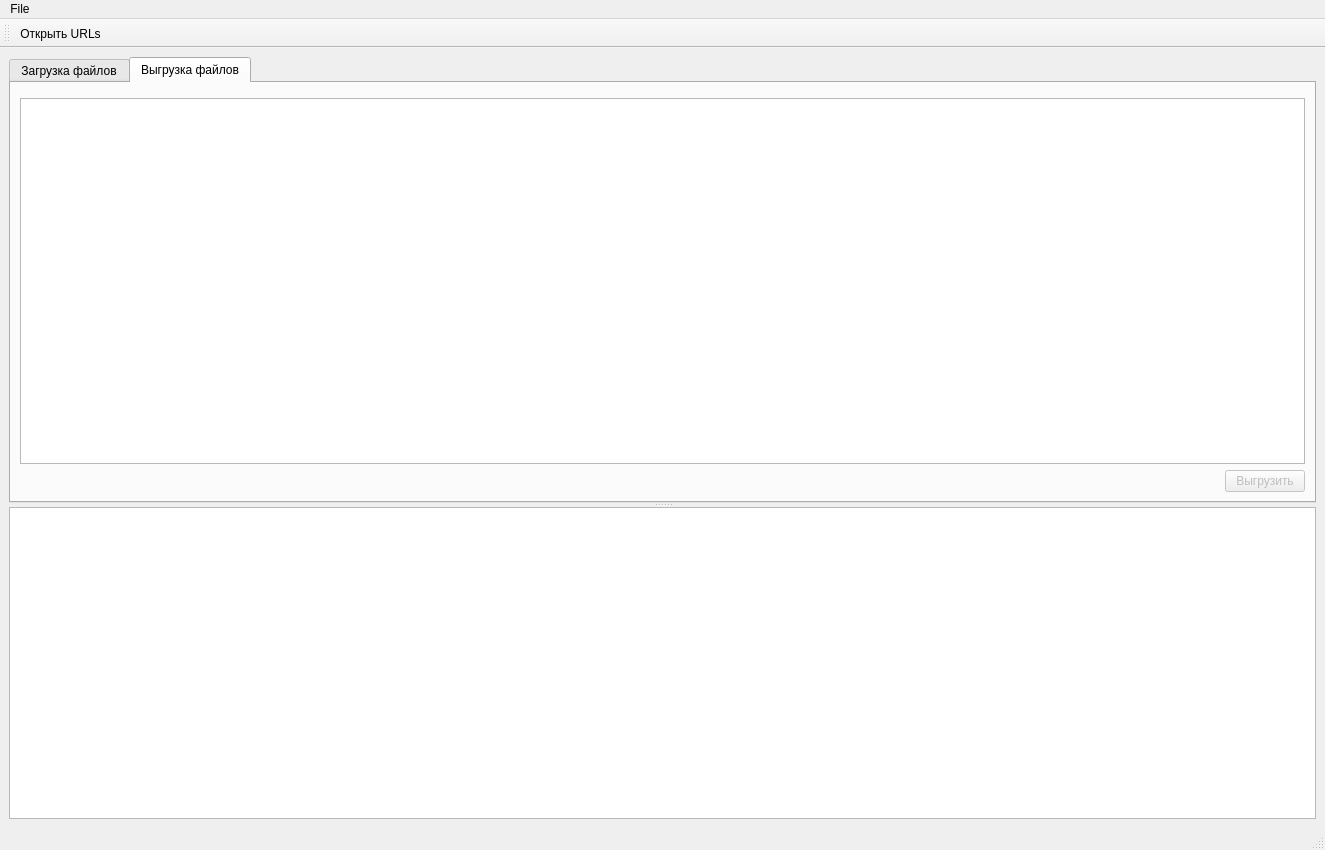
This is mainwindow.ui in knvmbox/file-uploader as Qt 5 draws it before an edit. The edited form follows.
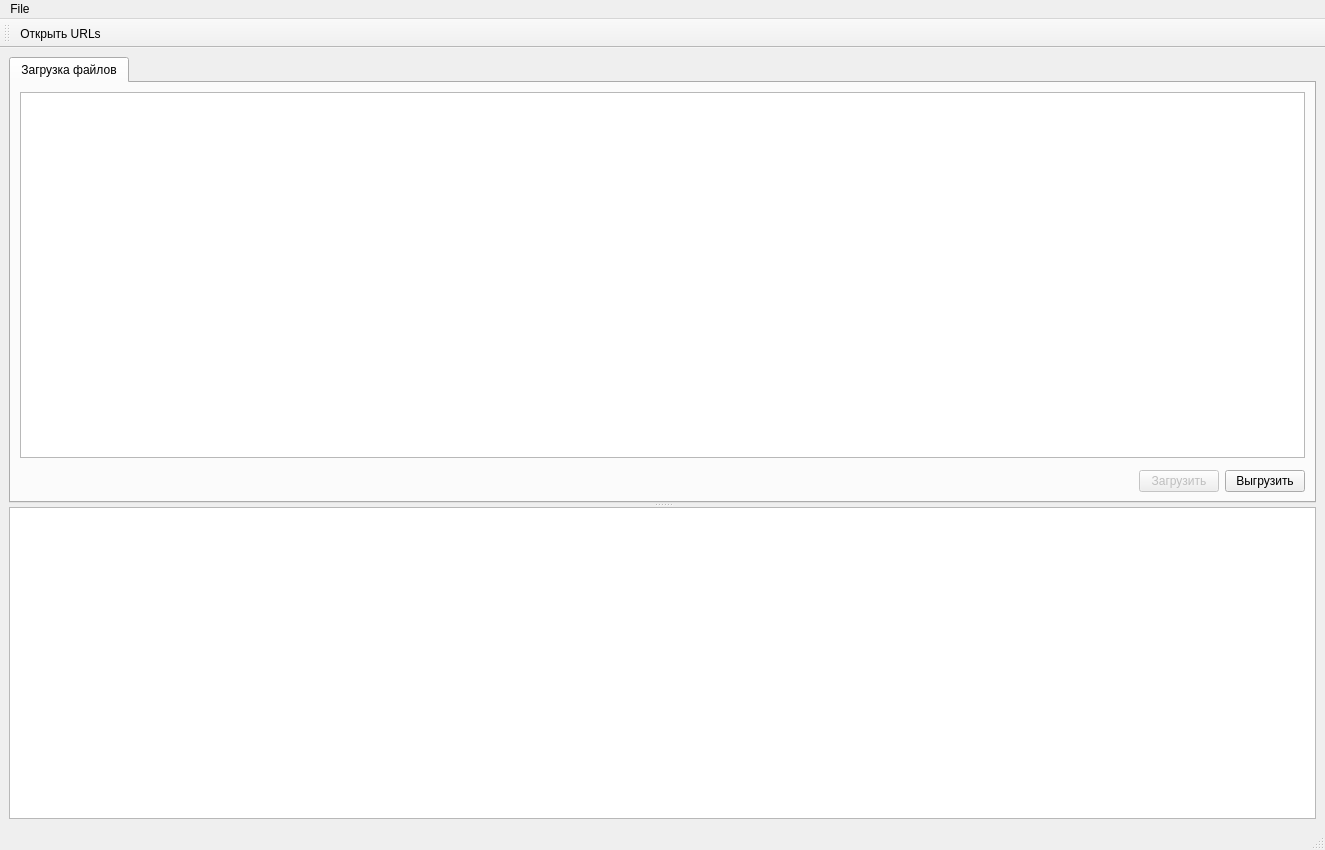
This is the edited form. The open tabs and pages were chosen to show the change. Custom widgets are drawn as their Qt base class.

```diff
--- a/mainwindow.ui
+++ b/mainwindow.ui
@@ -70,44 +70,8 @@
              </property>
             </widget>
            </item>
-          </layout>
-         </item>
-        </layout>
-       </widget>
-       <widget class="QWidget" name="uploadTab">
-        <attribute name="title">
-         <string>Выгрузка файлов</string>
-        </attribute>
-        <layout class="QVBoxLayout" name="verticalLayout_3">
-         <item>
-          <widget class="FileSelector" name="imgDirSelector" native="true"/>
-         </item>
-         <item>
-          <widget class="QTableView" name="imagesView"/>
-         </item>
-         <item>
-          <layout class="QHBoxLayout" name="horizontalLayout_2">
-           <property name="topMargin">
-            <number>0</number>
-           </property>
-           <item>
-            <spacer name="horizontalSpacer_2">
-             <property name="orientation">
-              <enum>Qt::Horizontal</enum>
-             </property>
-             <property name="sizeHint" stdset="0">
-              <size>
-               <width>40</width>
-               <height>20</height>
-              </size>
-             </property>
-            </spacer>
-           </item>
            <item>
             <widget class="QPushButton" name="uploadBtn">
-             <property name="enabled">
-              <bool>false</bool>
-             </property>
              <property name="text">
               <string>Выгрузить</string>
              </property>
```
